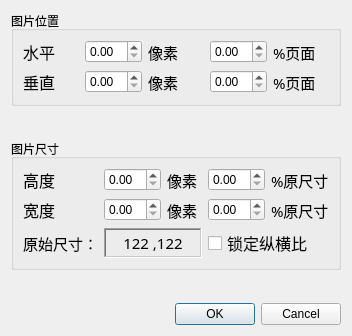
First picture: the form in ofdEditor/model/Widget/imagepropertiesdialog.ui, repository mcoder2014/ofdEditor, before the edit.
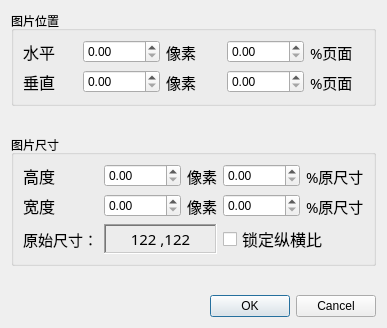
Second picture: the form after the edit.

```diff
--- a/ofdEditor/model/Widget/imagepropertiesdialog.ui
+++ b/ofdEditor/model/Widget/imagepropertiesdialog.ui
@@ -6,8 +6,8 @@
    <rect>
     <x>0</x>
     <y>0</y>
-    <width>352</width>
-    <height>336</height>
+    <width>372</width>
+    <height>328</height>
    </rect>
   </property>
   <property name="windowTitle">
@@ -34,7 +34,11 @@
        </widget>
       </item>
       <item row="0" column="1">
-       <widget class="QDoubleSpinBox" name="xInPixel"/>
+       <widget class="QDoubleSpinBox" name="xInPixel">
+        <property name="maximum">
+         <double>10000.000000000000000</double>
+        </property>
+       </widget>
       </item>
       <item row="0" column="2">
        <widget class="QLabel" name="label_14">
@@ -51,7 +55,11 @@
        </widget>
       </item>
       <item row="0" column="3">
-       <widget class="QDoubleSpinBox" name="xInPercentage"/>
+       <widget class="QDoubleSpinBox" name="xInPercentage">
+        <property name="maximum">
+         <double>10000.000000000000000</double>
+        </property>
+       </widget>
       </item>
       <item row="0" column="4">
        <widget class="QLabel" name="label_16">
@@ -81,7 +89,11 @@
        </widget>
       </item>
       <item row="1" column="1">
-       <widget class="QDoubleSpinBox" name="yInPixel"/>
+       <widget class="QDoubleSpinBox" name="yInPixel">
+        <property name="maximum">
+         <double>10000.000000000000000</double>
+        </property>
+       </widget>
       </item>
       <item row="1" column="2">
        <widget class="QLabel" name="label_15">
@@ -98,7 +110,11 @@
        </widget>
       </item>
       <item row="1" column="3">
-       <widget class="QDoubleSpinBox" name="yInPercentage"/>
+       <widget class="QDoubleSpinBox" name="yInPercentage">
+        <property name="maximum">
+         <double>10000.000000000000000</double>
+        </property>
+       </widget>
       </item>
       <item row="1" column="4">
        <widget class="QLabel" name="label_17">
@@ -150,7 +166,11 @@
        </widget>
       </item>
       <item row="0" column="1">
-       <widget class="QDoubleSpinBox" name="HeightInPixel"/>
+       <widget class="QDoubleSpinBox" name="HeightInPixel">
+        <property name="maximum">
+         <double>10000.000000000000000</double>
+        </property>
+       </widget>
       </item>
       <item row="0" column="2">
        <widget class="QLabel" name="label_5">
@@ -167,7 +187,11 @@
        </widget>
       </item>
       <item row="0" column="3">
-       <widget class="QDoubleSpinBox" name="HeightInPercentage"/>
+       <widget class="QDoubleSpinBox" name="HeightInPercentage">
+        <property name="maximum">
+         <double>10000.000000000000000</double>
+        </property>
+       </widget>
       </item>
       <item row="0" column="4">
        <widget class="QLabel" name="label_7">
@@ -197,7 +221,11 @@
        </widget>
       </item>
       <item row="1" column="1">
-       <widget class="QDoubleSpinBox" name="WidthInPixel"/>
+       <widget class="QDoubleSpinBox" name="WidthInPixel">
+        <property name="maximum">
+         <double>10000.000000000000000</double>
+        </property>
+       </widget>
       </item>
       <item row="1" column="2">
        <widget class="QLabel" name="label_6">
@@ -214,7 +242,11 @@
        </widget>
       </item>
       <item row="1" column="3">
-       <widget class="QDoubleSpinBox" name="WidthInPercentage"/>
+       <widget class="QDoubleSpinBox" name="WidthInPercentage">
+        <property name="maximum">
+         <double>10000.000000000000000</double>
+        </property>
+       </widget>
       </item>
       <item row="1" column="4">
        <widget class="QLabel" name="label_8">
```
